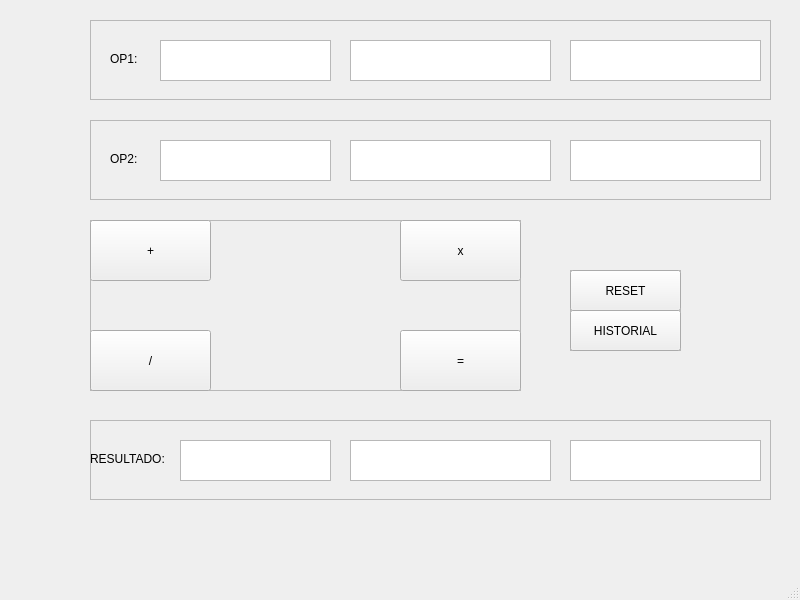
Qt form mainwindow.ui (rmartp05/pract4_ARCO) before a commit.
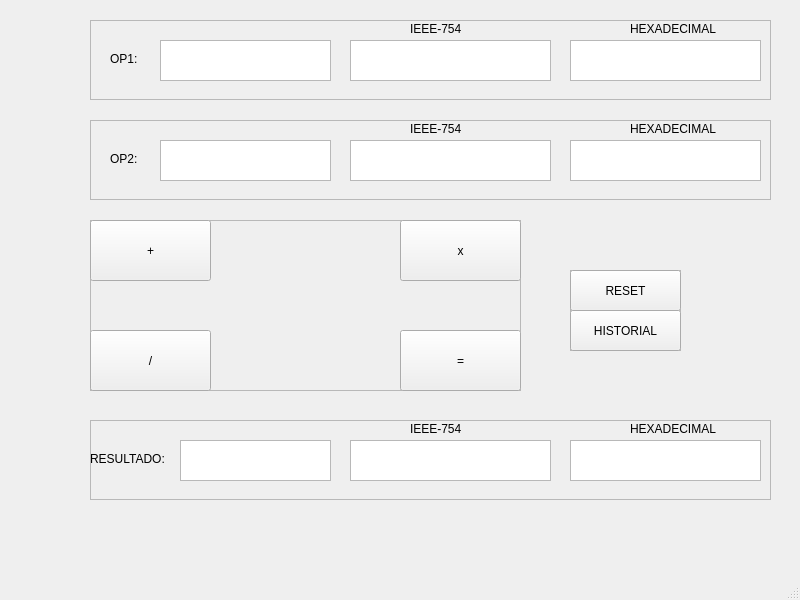
The same form after that commit.

The edit to the form file:
```diff
--- a/mainwindow.ui
+++ b/mainwindow.ui
@@ -582,6 +582,32 @@
       </rect>
      </property>
     </widget>
+    <widget class="QLabel" name="label_3">
+     <property name="geometry">
+      <rect>
+       <x>320</x>
+       <y>0</y>
+       <width>67</width>
+       <height>17</height>
+      </rect>
+     </property>
+     <property name="text">
+      <string>IEEE-754</string>
+     </property>
+    </widget>
+    <widget class="QLabel" name="label_6">
+     <property name="geometry">
+      <rect>
+       <x>540</x>
+       <y>0</y>
+       <width>111</width>
+       <height>17</height>
+      </rect>
+     </property>
+     <property name="text">
+      <string>HEXADECIMAL</string>
+     </property>
+    </widget>
    </widget>
    <widget class="QFrame" name="frame_5">
     <property name="geometry">
@@ -683,6 +709,32 @@
       </rect>
      </property>
     </widget>
+    <widget class="QLabel" name="label_7">
+     <property name="geometry">
+      <rect>
+       <x>320</x>
+       <y>0</y>
+       <width>67</width>
+       <height>17</height>
+      </rect>
+     </property>
+     <property name="text">
+      <string>IEEE-754</string>
+     </property>
+    </widget>
+    <widget class="QLabel" name="label_8">
+     <property name="geometry">
+      <rect>
+       <x>540</x>
+       <y>0</y>
+       <width>111</width>
+       <height>17</height>
+      </rect>
+     </property>
+     <property name="text">
+      <string>HEXADECIMAL</string>
+     </property>
+    </widget>
    </widget>
    <widget class="QFrame" name="frame_3">
     <property name="geometry">
@@ -742,6 +794,32 @@
       </rect>
      </property>
     </widget>
+    <widget class="QLabel" name="label_9">
+     <property name="geometry">
+      <rect>
+       <x>320</x>
+       <y>0</y>
+       <width>67</width>
+       <height>17</height>
+      </rect>
+     </property>
+     <property name="text">
+      <string>IEEE-754</string>
+     </property>
+    </widget>
+    <widget class="QLabel" name="label_10">
+     <property name="geometry">
+      <rect>
+       <x>540</x>
+       <y>0</y>
+       <width>111</width>
+       <height>17</height>
+      </rect>
+     </property>
+     <property name="text">
+      <string>HEXADECIMAL</string>
+     </property>
+    </widget>
    </widget>
   </widget>
   <widget class="QMenuBar" name="menubar">
```
